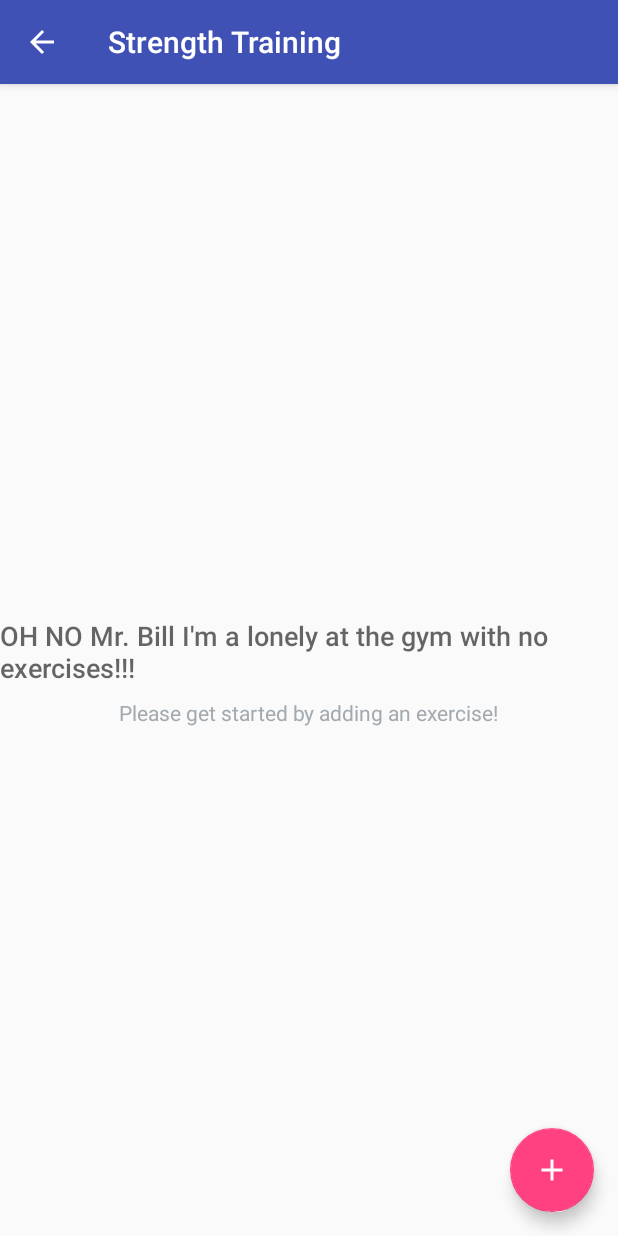
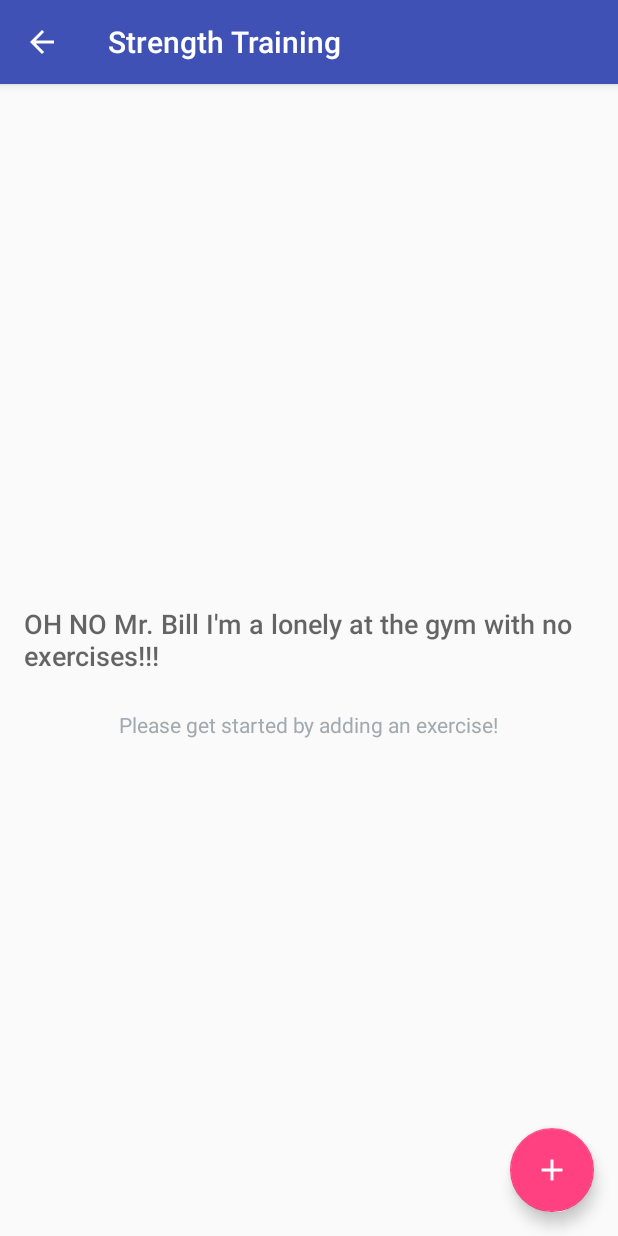
Before and after one commit to babarehner/Android-XMinder, an Android app: the StrengthActivity screen opened directly, with no data from a screen before it, on a phone screen of 412 x 824 dp. Run offline under Robolectric (Android 15) with nearby library versions, the phone set to English and light mode, and no system bars.

Commit message:
Fix bug for Date Set Touch Listener, Fix StrengthEx ListView to use full screen width

```diff
--- a/app/build.gradle
+++ b/app/build.gradle
@@ -2,7 +2,7 @@ apply plugin: 'com.android.application'
 
 android {
     compileSdkVersion 25
-    buildToolsVersion '26.0.2'
+    buildToolsVersion '27.0.3'
     defaultConfig {
         applicationId "com.babarehner.android.xminder"
         minSdkVersion 16
--- a/app/src/main/java/com/babarehner/android/xminder/data/ExerciseProvider.java
+++ b/app/src/main/java/com/babarehner/android/xminder/data/ExerciseProvider.java
@@ -134,8 +134,10 @@ public class ExerciseProvider extends ContentProvider {
             throw new IllegalArgumentException("Exercise name required in insertStrengthEx to insert exercise");
         }
 
+
         String exWeight = values.getAsString(ExerciseContract.ExerciseEntry.C_WEIGHT);
         String exReps = values.getAsString(ExerciseContract.ExerciseEntry.C_REPS);
+        String exSets = values.getAsString(ExerciseContract.ExerciseEntry.C_SETS);
         String exDate = values.getAsString(ExerciseContract.ExerciseEntry.C_DATE);
         String exNote = values.getAsString(ExerciseContract.ExerciseEntry.C_NOTES);
 
--- a/app/src/main/res/layout/activity_strength.xml
+++ b/app/src/main/res/layout/activity_strength.xml
@@ -9,8 +9,7 @@
     <ListView
         android:id="@+id/list_view_strength"
         android:layout_width="match_parent"
-        android:layout_height="match_parent"
-        android:padding="@dimen/activity_margin"/>
+        android:layout_height="match_parent" />
 
     <!-- Empty view for the list -->
     <RelativeLayout
@@ -34,7 +33,7 @@
             android:layout_height="wrap_content"
             android:layout_centerHorizontal="true"
             android:fontFamily="sans-serif-medium"
-            android:paddingTop="16dp"
+            android:padding="16dp"
             android:text="@string/empty_view_title_text"
             android:textAppearance="?android:textAppearanceMedium"/>
 
--- a/app/src/main/res/layout/activity_strengthex.xml
+++ b/app/src/main/res/layout/activity_strengthex.xml
@@ -75,7 +75,7 @@
             android:layout_centerHorizontal="true"
             android:text="Date" />
 
-        <TextView
+        <EditText
             android:id="@+id/tvDate"
             android:layout_width="wrap_content"
             android:layout_height="wrap_content"
--- a/app/src/main/res/layout/list_item_strength.xml
+++ b/app/src/main/res/layout/list_item_strength.xml
@@ -16,12 +16,11 @@
         android:id="@+id/text_container"
         android:layout_width="wrap_content"
         android:layout_height="@dimen/list_item_height"
-        android:layout_weight="1"
         android:layout_alignParentBottom="true"
         android:layout_alignParentRight="true"
         android:layout_alignParentTop="true"
+        android:paddingLeft="@dimen/activity_margin"
         android:layout_toRightOf="@id/image"
-        android:paddingLeft="16dp"
         android:orientation="horizontal">
 
         <TextView
--- a/build.gradle
+++ b/build.gradle
@@ -6,7 +6,7 @@ buildscript {
         google()
     }
     dependencies {
-        classpath 'com.android.tools.build:gradle:3.0.1'
+        classpath 'com.android.tools.build:gradle:3.1.0'
 
         // NOTE: Do not place your application dependencies here; they belong
         // in the individual module build.gradle files
```
Also changed, not shown: app/src/main/java/com/babarehner/android/xminder/StrengthExActivity.java (+7 -4 lines), gradle/wrapper/gradle-wrapper.properties, 1 other file.
